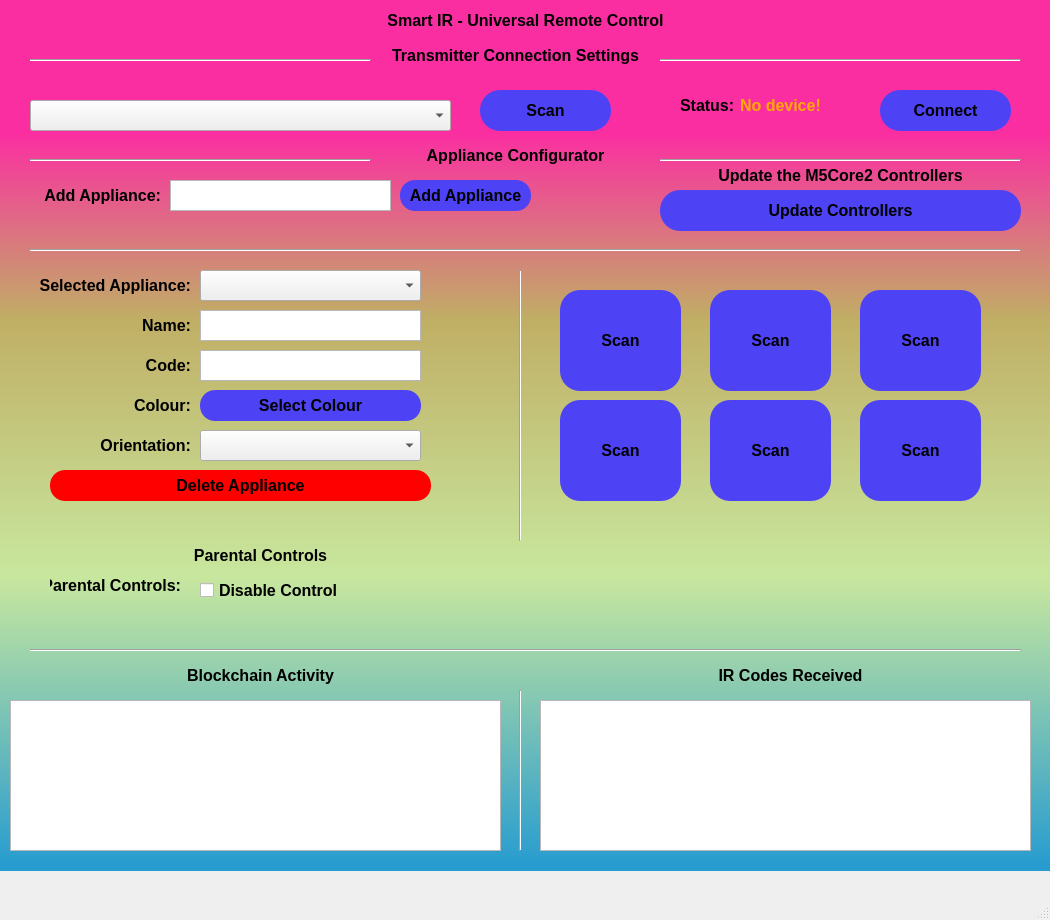
Before: the Qt Designer form pc_software/ui/mainScreenUI.ui in aburo8/ir-remote-saturn-yellow, drawn with Qt 5.
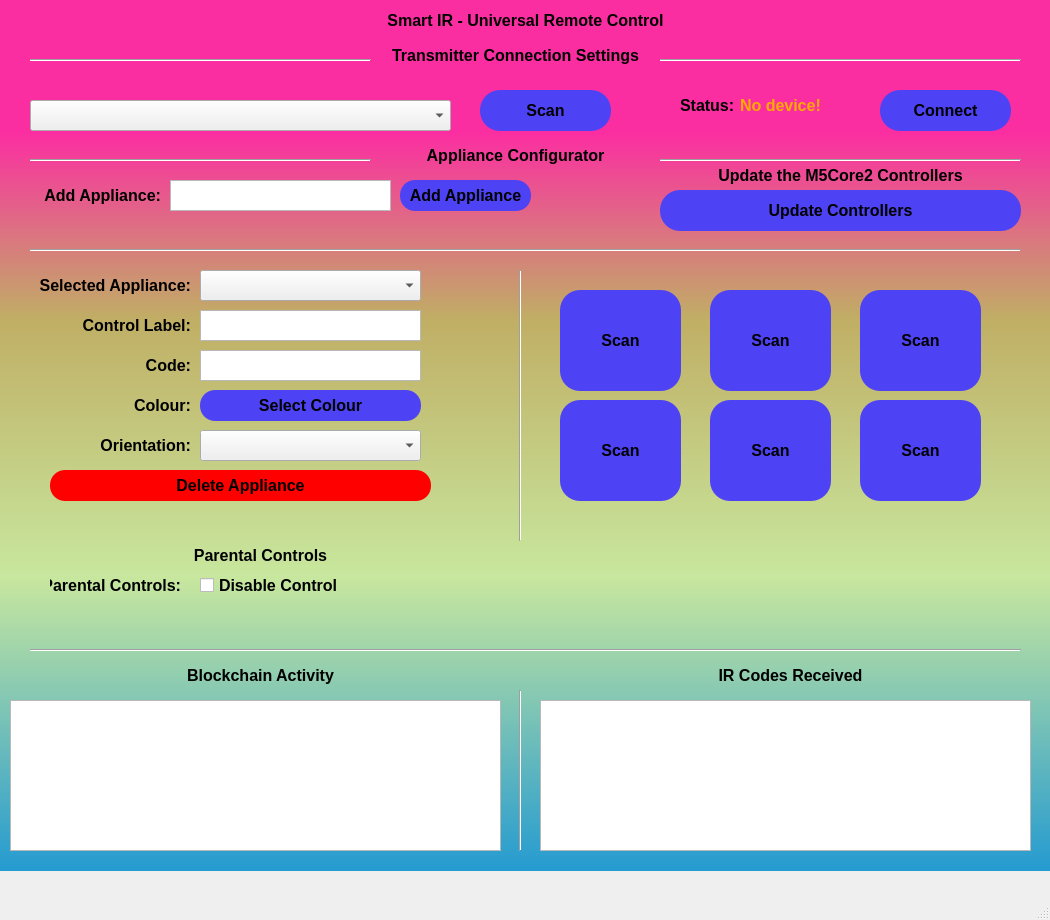
After: the same form once the commit is applied.

Commit message: Basic GUI data structures & functionality. Working appliance ADD. Connected GUI components.

Patch:
```diff
--- a/pc_software/ui/mainScreenUI.ui
+++ b/pc_software/ui/mainScreenUI.ui
@@ -266,7 +266,7 @@
 color:rgb(0,0,0);</string>
      </property>
      <property name="text">
-      <string>Name:</string>
+      <string>Control Label:</string>
      </property>
      <property name="alignment">
       <set>Qt::AlignRight|Qt::AlignTrailing|Qt::AlignVCenter</set>
@@ -887,9 +887,9 @@
      <property name="geometry">
       <rect>
        <x>200</x>
-       <y>580</y>
-       <width>141</width>
-       <height>21</height>
+       <y>570</y>
+       <width>191</width>
+       <height>31</height>
       </rect>
      </property>
      <property name="text">
```
Left out of the diff: 56 changed lines with no effect on the pictures. The commit also changes 2 other files.
